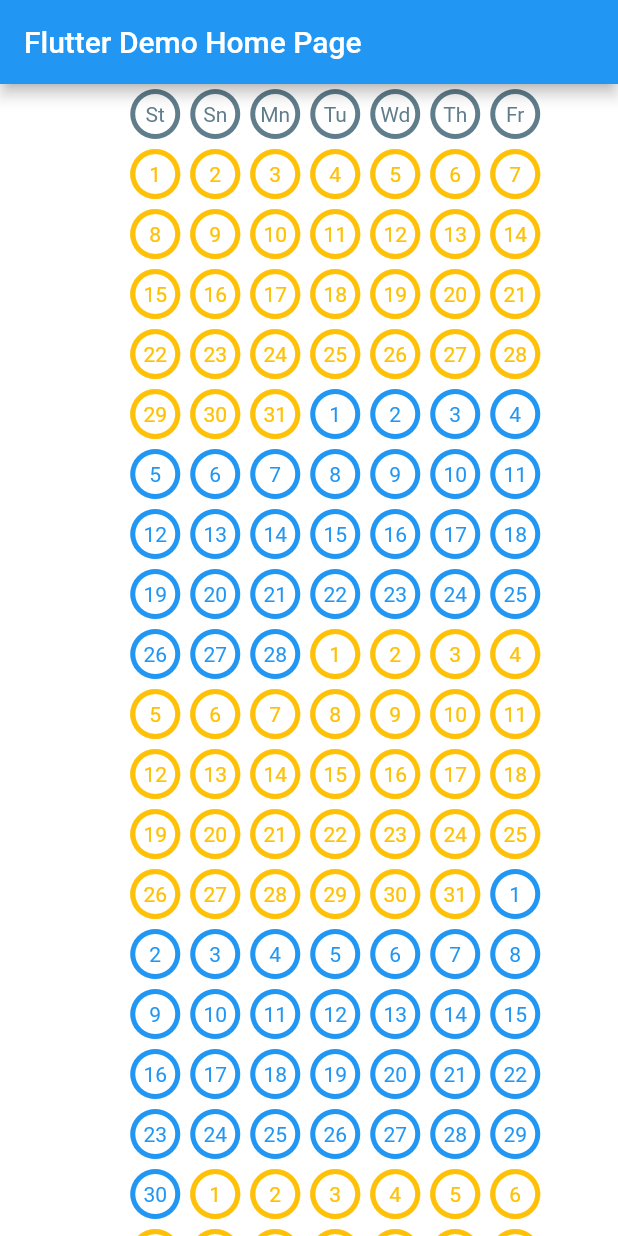
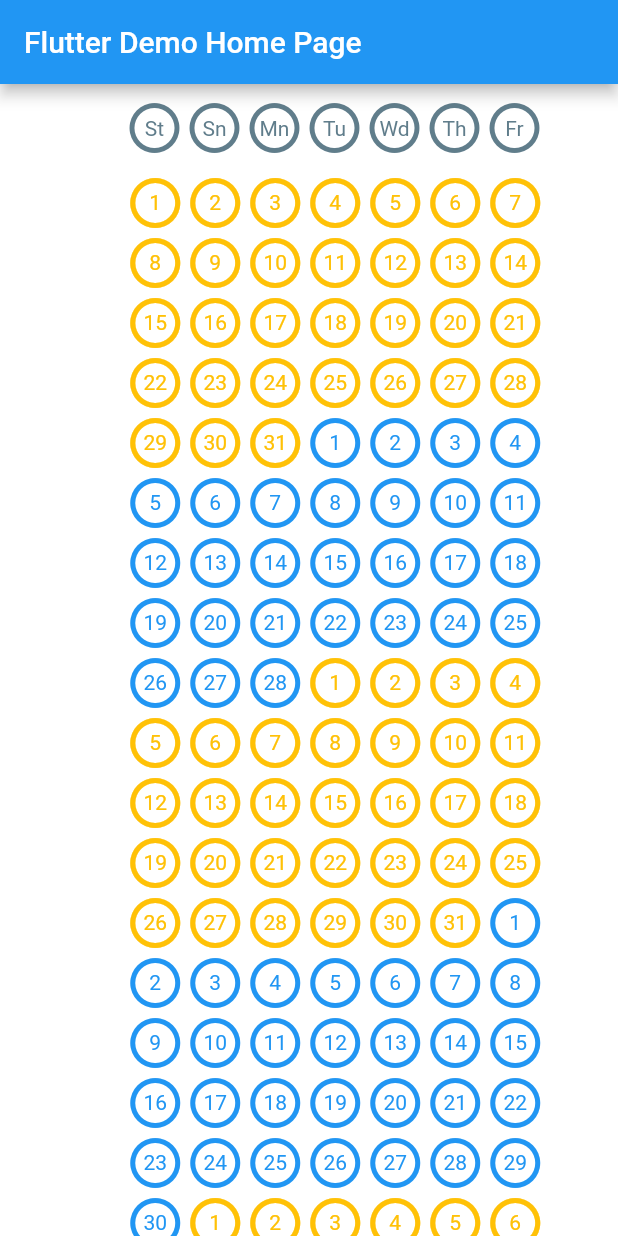
Before and after one commit to mhussin2008/mycustomcalendar, a Flutter app: the screen it shows after launch, on a phone screen of 412 x 824 dp. Run offline on Flutter 3.47's test engine with Material 2 defaults, Android fonts, the phone set to English and light mode, and no system bars.

```diff
--- a/lib/constants.dart
+++ b/lib/constants.dart
@@ -10,5 +10,5 @@ class Constants
   static const sColors=[Colors.red,Colors.green,Colors.blue,Colors.amber,Colors.blueGrey,Colors.white];
   //static List<List<SingleDay>> widgetList= List.generate(6, (i) => List.filled(7, SingleDay('0',11.toString(), 'Z'),growable: false),growable: false);
   static List<SingleDay> widgetList=List.filled(1, SingleDay(Constants.dayApprev[0], 0.toString(), 'H'),growable: true);
-
+  static List<SingleDay> header=List.filled(1, SingleDay(Constants.dayApprev[0], 0.toString(), 'H'),growable: true);
 }
--- a/lib/mycalendar.dart
+++ b/lib/mycalendar.dart
@@ -19,27 +19,35 @@ class MyCalendar extends StatelessWidget {
     List<SingleDay> row=List<SingleDay>.filled(7, SingleDay('1','1','E'),growable: false);
     List<Row> RowList=List<Row>.filled(60, Row(children: row,),growable: false);
     //
-    print(Constants.widgetList.length);
-    print((Constants.widgetList.length/7-1).toInt());
+    //print(Constants.widgetList.length);
+    //print((Constants.widgetList.length/7-1).toInt());
       for(int j=0;j<(Constants.widgetList.length/7-1).toInt();j++) {
         for (int i = 1; i <= 7; i++) {
 
           row[i-1]= Constants.widgetList[i+7*j-1];
-          print(Constants.widgetList[i+7*j].num);
-          print(row[i-1].num);
+         // print(Constants.widgetList[i+7*j].num);
+         // print(row[i-1].num);
           //( SingleDay(Constants.widgetList[i+7*j].num, Constants.widgetList[i+7*j].month, 'X'));
         }
         RowList[j]=Row(children: row.toList());
         //print(RowList[j].children.first.num);
         //row.removeAt(1);row.removeAt(2);row.removeAt(3);row.removeAt(4);row.removeAt(5);row.removeAt(6);
       }
-      print(RowList.length);
-      SingleDay ff=RowList[5].children[0] as SingleDay;
-      print(ff.num);
+      // print(RowList.length);
+      // SingleDay ff=RowList[5].children[0] as SingleDay;
+      // print(ff.num);
       //Constants.widgetList.forEach((e) => print(e.num));
 
 
-    return SingleChildScrollView(
+    return Column(
+      mainAxisAlignment: MainAxisAlignment.start,
+
+      children:( [
+         Expanded(
+             flex:1,child: Row(children: <Widget> [SizedBox(width: 83,)]+ Constants.header)
+
+         ),
+          Expanded (flex:12,child: SingleChildScrollView(
              child: Row(
               mainAxisAlignment: MainAxisAlignment.center,
               children: [
@@ -58,6 +66,9 @@ class MyCalendar extends StatelessWidget {
                 ),
               ],
             ),
+          ),
+        ),
+      ]),
     );
   }
 }
--- a/lib/myhomepage.dart
+++ b/lib/myhomepage.dart
@@ -1,3 +1,5 @@
+//import 'dart:html';
+
 import 'package:flutter/material.dart';
 import 'package:mycustomcalendar/single_day.dart';
 import 'package:quiver/time.dart';
@@ -20,9 +22,10 @@ class _MyHomePageState extends State<MyHomePage> {
   @override
   void initState() {
     for(int h=1;h<Constants.dayApprev.length;h++){
-      Constants.widgetList.add(
-          SingleDay(Constants.dayApprev[h], 0.toString(), 'H'));
+      Constants.header.add(
+         SingleDay(Constants.dayApprev[h], 0.toString(), 'H'));
     }
+    //Constants.header.removeAt(0);
 
 
 
@@ -31,6 +34,7 @@ class _MyHomePageState extends State<MyHomePage> {
         {Constants.widgetList.add(
             SingleDay(i.toString(), m.toString(), m.isEven? 'X':'E'));}
     }
+    Constants.widgetList.removeAt(0);
 
 
     // TODO: implement initState
@@ -44,8 +48,7 @@ class _MyHomePageState extends State<MyHomePage> {
       appBar: AppBar(
         title: Text(widget.title),
       ),
-      body: SingleChildScrollView(
-          child: MyCalendar()),
+      body: MyCalendar(),
     );
   }
 }
--- a/lib/single_day.dart
+++ b/lib/single_day.dart
@@ -2,14 +2,14 @@ import 'package:flutter/material.dart';
 import 'constants.dart';
 
 class SingleDay extends StatelessWidget {
-  const SingleDay(this.num,this.month,this.state,{Key? key}) : super(key: key);
+  const SingleDay(this.num,this.month,this.cstate,{Key? key}) : super(key: key);
   final String num;
   final String month;
-  final String state;
+  final String cstate;
 
   @override
   Widget build(BuildContext context) {
-    final  pos=Constants.states.indexWhere((element) => element==state);
+    final  pos=Constants.states.indexWhere((element) => element==cstate);
     return Stack(
       alignment: Alignment.center,
 
@@ -22,7 +22,15 @@ class SingleDay extends StatelessWidget {
             alignment: Alignment.center,
             color: Constants.sColors[pos],
             onPressed: () {
-            print(num+'  '+month);
+            print(num+'  '+month+'  '+cstate);
+            if(cstate=='X')
+            {
+              int getindex=Constants.widgetList.indexWhere((element) => (element.num==num && element.month==month));
+              //Constants.widgetList[getindex].cstate='E';
+
+              print('changed');
+            }
+
             },
             icon: const Icon(
                 size:40,
```
Lines whose indentation alone changed are shown as unchanged.
